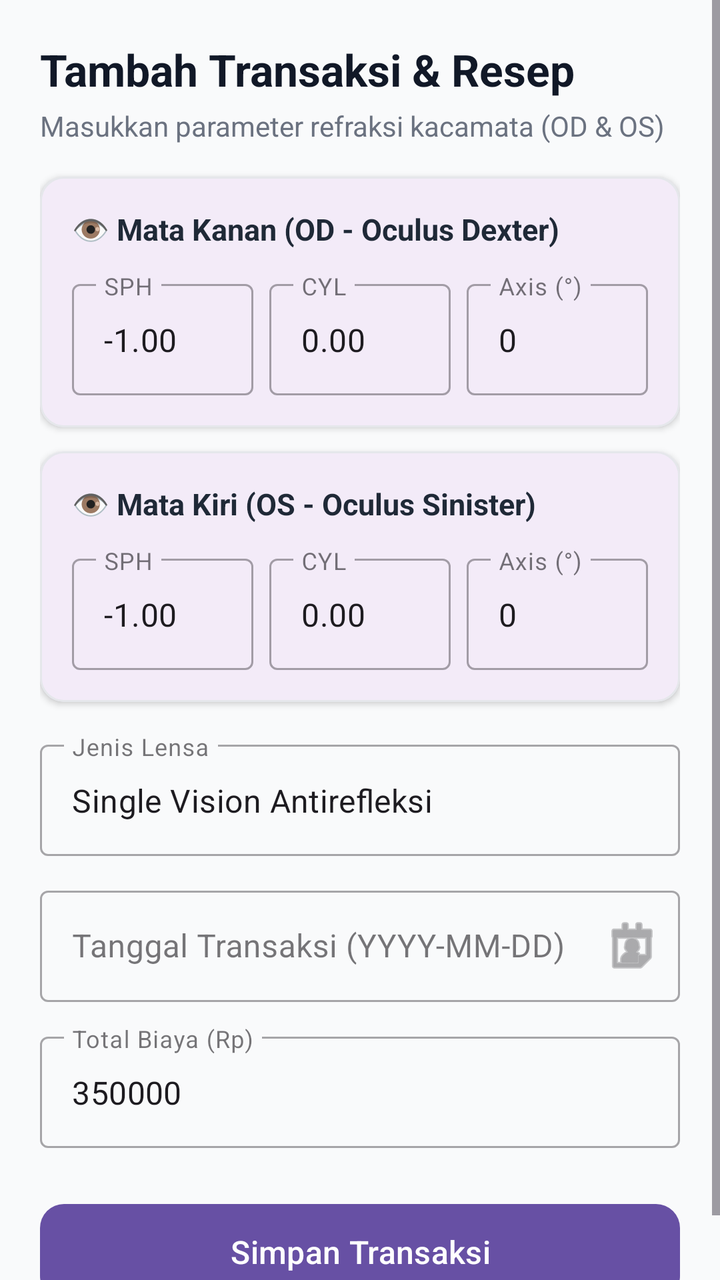
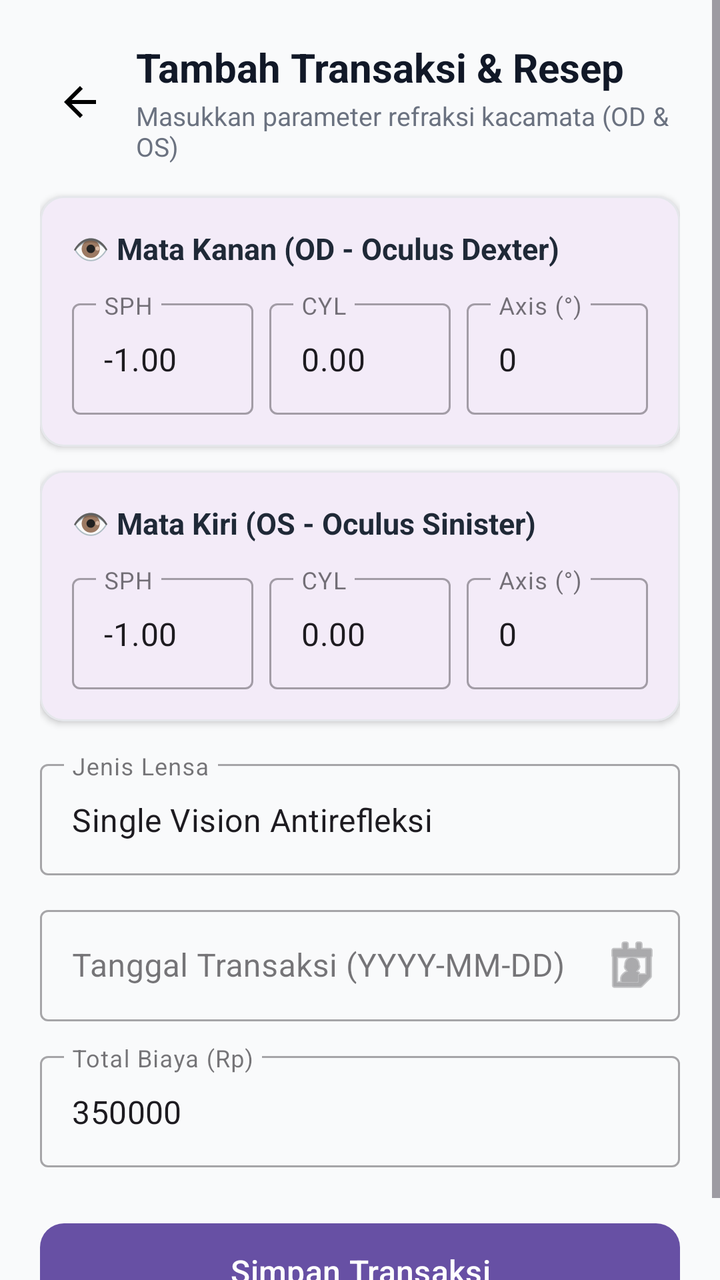

Two renders of the same Android screen: before a commit and after it. Below are the layout's source before the change and the commit's diff.
<!-- AndroidManifest.xml: application theme Theme.OptikCRM -->
<!-- res/layout/fragment_input_transaction.xml -->
<?xml version="1.0" encoding="utf-8"?>
<ScrollView xmlns:android="http://schemas.android.com/apk/res/android"
    xmlns:app="http://schemas.android.com/apk/res-auto"
    xmlns:tools="http://schemas.android.com/tools"
    android:layout_width="match_parent"
    android:layout_height="match_parent"
    android:fillViewport="true"
    android:background="#F9FAFB">

    <LinearLayout
        android:layout_width="match_parent"
        android:layout_height="wrap_content"
        android:orientation="vertical"
        android:padding="20dp">

        <TextView
            android:id="@+id/tvHeaderTitle"
            android:layout_width="wrap_content"
            android:layout_height="wrap_content"
            android:text="Tambah Transaksi &amp; Resep"
            android:textColor="#111827"
            android:textSize="22sp"
            android:textStyle="bold" />

        <TextView
            android:layout_width="wrap_content"
            android:layout_height="wrap_content"
            android:layout_marginTop="4dp"
            android:text="Masukkan parameter refraksi kacamata (OD &amp; OS)"
            android:textColor="#6B7280"
            android:textSize="14sp" />

        
        <com.google.android.material.card.MaterialCardView
            android:layout_width="match_parent"
            android:layout_height="wrap_content"
            android:layout_marginTop="16dp"
            app:cardCornerRadius="12dp"
            app:cardElevation="2dp"
            app:strokeColor="#E5E7EB"
            app:strokeWidth="1dp">

            <LinearLayout
                android:layout_width="match_parent"
                android:layout_height="wrap_content"
                android:orientation="vertical"
                android:padding="16dp">

                <TextView
                    android:layout_width="wrap_content"
                    android:layout_height="wrap_content"
                    android:text="👁️ Mata Kanan (OD - Oculus Dexter)"
                    android:textColor="#1F2937"
                    android:textSize="15sp"
                    android:textStyle="bold" />

                <LinearLayout
                    android:layout_width="match_parent"
                    android:layout_height="wrap_content"
                    android:layout_marginTop="12dp"
                    android:orientation="horizontal">

                    <com.google.android.material.textfield.TextInputLayout
                        android:layout_width="0dp"
                        android:layout_height="wrap_content"
                        android:layout_weight="1"
                        android:hint="SPH"
                        style="@style/Widget.MaterialComponents.TextInputLayout.OutlinedBox">
                        <com.google.android.material.textfield.TextInputEditText
                            android:id="@+id/etOdSph"
                            android:layout_width="match_parent"
                            android:layout_height="wrap_content"
                            android:inputType="numberDecimal|numberSigned"
                            android:text="-1.00" />
                    </com.google.android.material.textfield.TextInputLayout>

                    <com.google.android.material.textfield.TextInputLayout
                        android:layout_width="0dp"
                        android:layout_height="wrap_content"
                        android:layout_marginStart="8dp"
                        android:layout_weight="1"
                        android:hint="CYL"
                        style="@style/Widget.MaterialComponents.TextInputLayout.OutlinedBox">
                        <com.google.android.material.textfield.TextInputEditText
                            android:id="@+id/etOdCyl"
                            android:layout_width="match_parent"
                            android:layout_height="wrap_content"
                            android:inputType="numberDecimal|numberSigned"
                            android:text="0.00" />
                    </com.google.android.material.textfield.TextInputLayout>

                    <com.google.android.material.textfield.TextInputLayout
                        android:layout_width="0dp"
                        android:layout_height="wrap_content"
                        android:layout_marginStart="8dp"
                        android:layout_weight="1"
                        android:hint="Axis (°)"
                        style="@style/Widget.MaterialComponents.TextInputLayout.OutlinedBox">
                        <com.google.android.material.textfield.TextInputEditText
                            android:id="@+id/etOdAxis"
                            android:layout_width="match_parent"
                            android:layout_height="wrap_content"
                            android:inputType="number"
                            android:text="0" />
                    </com.google.android.material.textfield.TextInputLayout>

                </LinearLayout>
            </LinearLayout>
        </com.google.android.material.card.MaterialCardView>

        
        <com.google.android.material.card.MaterialCardView
            android:layout_width="match_parent"
            android:layout_height="wrap_content"
            android:layout_marginTop="12dp"
            app:cardCornerRadius="12dp"
            app:cardElevation="2dp"
            app:strokeColor="#E5E7EB"
            app:strokeWidth="1dp">

            <LinearLayout
                android:layout_width="match_parent"
                android:layout_height="wrap_content"
                android:orientation="vertical"
                android:padding="16dp">

                <TextView
                    android:layout_width="wrap_content"
                    android:layout_height="wrap_content"
                    android:text="👁️ Mata Kiri (OS - Oculus Sinister)"
                    android:textColor="#1F2937"
                    android:textSize="15sp"
                    android:textStyle="bold" />

                <LinearLayout
                    android:layout_width="match_parent"
                    android:layout_height="wrap_content"
                    android:layout_marginTop="12dp"
                    android:orientation="horizontal">

                    <com.google.android.material.textfield.TextInputLayout
                        android:layout_width="0dp"
                        android:layout_height="wrap_content"
                        android:layout_weight="1"
                        android:hint="SPH"
                        style="@style/Widget.MaterialComponents.TextInputLayout.OutlinedBox">
                        <com.google.android.material.textfield.TextInputEditText
                            android:id="@+id/etOsSph"
                            android:layout_width="match_parent"
                            android:layout_height="wrap_content"
                            android:inputType="numberDecimal|numberSigned"
                            android:text="-1.00" />
                    </com.google.android.material.textfield.TextInputLayout>

                    <com.google.android.material.textfield.TextInputLayout
                        android:layout_width="0dp"
                        android:layout_height="wrap_content"
                        android:layout_marginStart="8dp"
                        android:layout_weight="1"
                        android:hint="CYL"
                        style="@style/Widget.MaterialComponents.TextInputLayout.OutlinedBox">
                        <com.google.android.material.textfield.TextInputEditText
                            android:id="@+id/etOsCyl"
                            android:layout_width="match_parent"
                            android:layout_height="wrap_content"
                            android:inputType="numberDecimal|numberSigned"
                            android:text="0.00" />
                    </com.google.android.material.textfield.TextInputLayout>

                    <com.google.android.material.textfield.TextInputLayout
                        android:layout_width="0dp"
                        android:layout_height="wrap_content"
                        android:layout_marginStart="8dp"
                        android:layout_weight="1"
                        android:hint="Axis (°)"
                        style="@style/Widget.MaterialComponents.TextInputLayout.OutlinedBox">
                        <com.google.android.material.textfield.TextInputEditText
                            android:id="@+id/etOsAxis"
                            android:layout_width="match_parent"
                            android:layout_height="wrap_content"
                            android:inputType="number"
                            android:text="0" />
                    </com.google.android.material.textfield.TextInputLayout>

                </LinearLayout>
            </LinearLayout>
        </com.google.android.material.card.MaterialCardView>

        
        <com.google.android.material.textfield.TextInputLayout
            android:layout_width="match_parent"
            android:layout_height="wrap_content"
            android:layout_marginTop="16dp"
            android:hint="Jenis Lensa"
            style="@style/Widget.MaterialComponents.TextInputLayout.OutlinedBox">
            <com.google.android.material.textfield.TextInputEditText
                android:id="@+id/etLensType"
                android:layout_width="match_parent"
                android:layout_height="wrap_content"
                android:text="Single Vision Antirefleksi" />
        </com.google.android.material.textfield.TextInputLayout>

        
        <com.google.android.material.textfield.TextInputLayout
            android:id="@+id/tilTransactionDate"
            android:layout_width="match_parent"
            android:layout_height="wrap_content"
            android:layout_marginTop="12dp"
            android:hint="Tanggal Transaksi (YYYY-MM-DD)"
            app:endIconMode="custom"
            app:endIconDrawable="@android:drawable/ic_menu_my_calendar"
            style="@style/Widget.MaterialComponents.TextInputLayout.OutlinedBox">
            <com.google.android.material.textfield.TextInputEditText
                android:id="@+id/etTransactionDate"
                android:layout_width="match_parent"
                android:layout_height="wrap_content"
                android:focusable="false"
                android:clickable="true" />
        </com.google.android.material.textfield.TextInputLayout>

        <com.google.android.material.textfield.TextInputLayout
            android:layout_width="match_parent"
            android:layout_height="wrap_content"
            android:layout_marginTop="12dp"
            android:hint="Total Biaya (Rp)"
            style="@style/Widget.MaterialComponents.TextInputLayout.OutlinedBox">
            <com.google.android.material.textfield.TextInputEditText
                android:id="@+id/etAmount"
                android:layout_width="match_parent"
                android:layout_height="wrap_content"
                android:inputType="number"
                android:text="350000" />
        </com.google.android.material.textfield.TextInputLayout>

        <ProgressBar
            android:id="@+id/progressBar"
            android:layout_width="wrap_content"
            android:layout_height="wrap_content"
            android:layout_gravity="center"
            android:layout_marginTop="16dp"
            android:visibility="gone" />

        <com.google.android.material.button.MaterialButton
            android:id="@+id/btnSaveTransaction"
            android:layout_width="match_parent"
            android:layout_height="56dp"
            android:layout_marginTop="24dp"
            android:text="Simpan Transaksi"
            android:textSize="16sp"
            app:cornerRadius="12dp" />

    </LinearLayout>
</ScrollView>
<!-- resources referenced by this layout -->
<resources>
  <style name="Theme.OptikCRM" parent="Base.Theme.OptikCRM" />
  <style name="Base.Theme.OptikCRM" parent="Theme.Material3.DayNight.NoActionBar">
          
          
      </style>
</resources>

<!-- the commit's change to res/layout/fragment_input_transaction.xml (unified diff, before → after) -->
@@ -13,22 +13,45 @@
         android:orientation="vertical"
         android:padding="20dp">
 
-        <TextView
-            android:id="@+id/tvHeaderTitle"
-            android:layout_width="wrap_content"
-            android:layout_height="wrap_content"
-            android:text="Tambah Transaksi &amp; Resep"
-            android:textColor="#111827"
-            android:textSize="22sp"
-            android:textStyle="bold" />
-
-        <TextView
-            android:layout_width="wrap_content"
-            android:layout_height="wrap_content"
-            android:layout_marginTop="4dp"
-            android:text="Masukkan parameter refraksi kacamata (OD &amp; OS)"
-            android:textColor="#6B7280"
-            android:textSize="14sp" />
+        <LinearLayout
+            android:layout_width="match_parent"
+            android:layout_height="wrap_content"
+            android:gravity="center_vertical"
+            android:orientation="horizontal">
+
+            <ImageButton
+                android:id="@+id/btnBack"
+                android:layout_width="40dp"
+                android:layout_height="40dp"
+                android:background="?attr/selectableItemBackgroundBorderless"
+                android:src="@drawable/ic_arrow_back_24"
+                android:contentDescription="Kembali"
+                android:layout_marginEnd="8dp" />
+
+            <LinearLayout
+                android:layout_width="0dp"
+                android:layout_height="wrap_content"
+                android:layout_weight="1"
+                android:orientation="vertical">
+
+                <TextView
+                    android:id="@+id/tvHeaderTitle"
+                    android:layout_width="wrap_content"
+                    android:layout_height="wrap_content"
+                    android:text="Tambah Transaksi &amp; Resep"
+                    android:textColor="#111827"
+                    android:textSize="20sp"
+                    android:textStyle="bold" />
+
+                <TextView
+                    android:layout_width="wrap_content"
+                    android:layout_height="wrap_content"
+                    android:layout_marginTop="2dp"
+                    android:text="Masukkan parameter refraksi kacamata (OD &amp; OS)"
+                    android:textColor="#6B7280"
+                    android:textSize="13sp" />
+            </LinearLayout>
+        </LinearLayout>
 
         
         <com.google.android.material.card.MaterialCardView
<!-- resource entries referenced after the edit -->
@@ -1,5 +1,11 @@
 <!-- resources referenced by this layout -->
 <resources>
+  <!-- drawable ic_arrow_back_24 (drawable) -->
+  <vector xmlns:android="http://schemas.android.com/apk/res/android" android:autoMirrored="true" android:height="24dp" android:tint="#000000" android:viewportHeight="24" android:viewportWidth="24" android:width="24dp">
+        
+      <path android:fillColor="@android:color/white" android:pathData="M20,11H7.83l5.59,-5.59L12,4l-8,8 8,8 1.41,-1.41L7.83,13H20v-2z"/>
+      
+  </vector>
   <style name="Theme.OptikCRM" parent="Base.Theme.OptikCRM" />
   <style name="Base.Theme.OptikCRM" parent="Theme.Material3.DayNight.NoActionBar">
           
